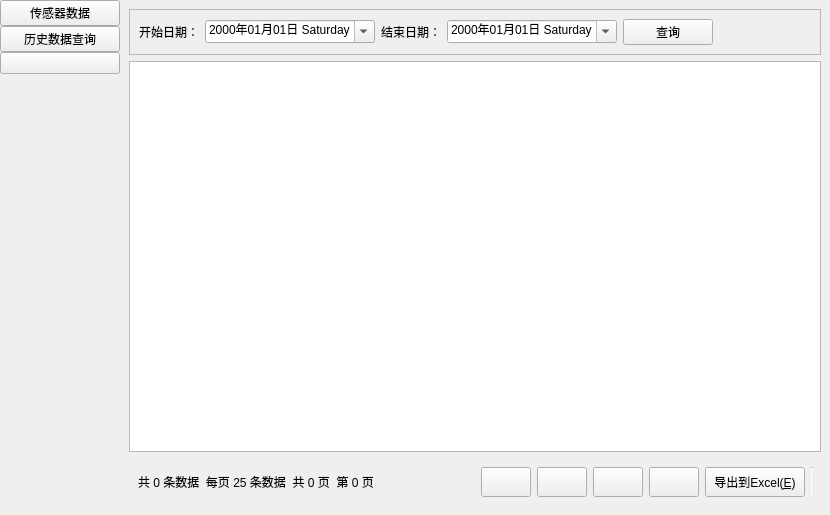
hzqgogogo/IntelligentGreenHouse, file frmdata.ui: the form before one commit.
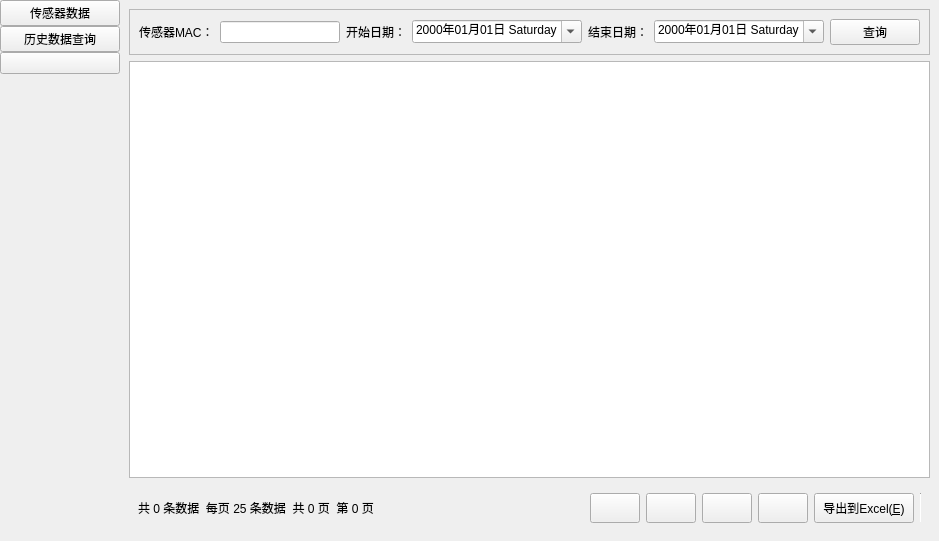
The form after the commit.

What changed in the file:
```diff
--- a/frmdata.ui
+++ b/frmdata.ui
@@ -6,8 +6,8 @@
    <rect>
     <x>0</x>
     <y>0</y>
-    <width>830</width>
-    <height>515</height>
+    <width>920</width>
+    <height>541</height>
    </rect>
   </property>
   <property name="windowTitle">
@@ -123,6 +123,23 @@
              <enum>QFrame::Raised</enum>
             </property>
             <layout class="QHBoxLayout" name="horizontalLayout">
+             <item>
+              <widget class="QLabel" name="label_3">
+               <property name="text">
+                <string>传感器MAC：</string>
+               </property>
+              </widget>
+             </item>
+             <item>
+              <widget class="QLineEdit" name="lineEdit">
+               <property name="minimumSize">
+                <size>
+                 <width>120</width>
+                 <height>0</height>
+                </size>
+               </property>
+              </widget>
+             </item>
              <item>
               <widget class="QLabel" name="label">
                <property name="text">
@@ -196,7 +213,7 @@
                </property>
                <property name="sizeHint" stdset="0">
                 <size>
-                 <width>105</width>
+                 <width>18</width>
                  <height>20</height>
                 </size>
                </property>
```
